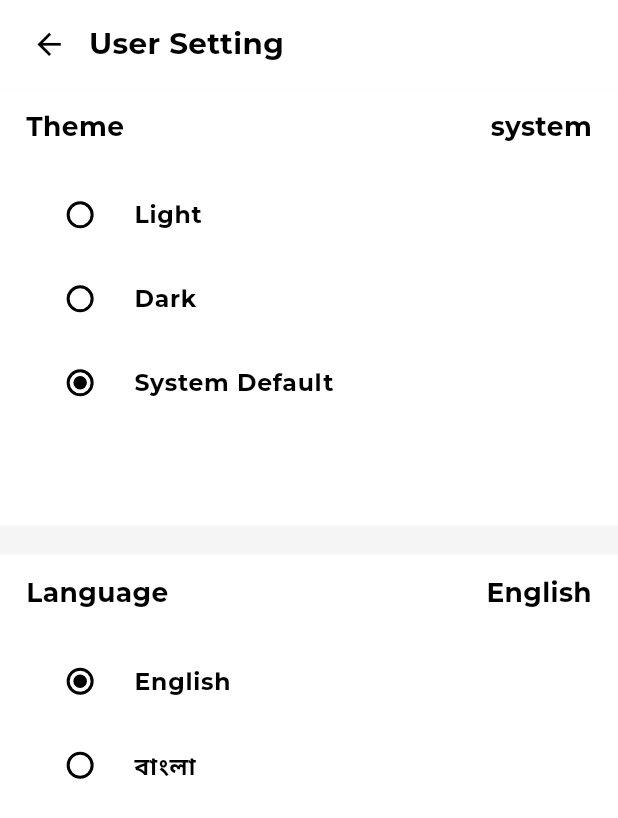
After one commit to AAShayon/fitness_tracking_app, a Flutter app: the UserSetting screen opened directly, on a phone screen of 412 x 824 dp. The commit adds this screen. Shown: the top 818 px of the screen. Run offline on Flutter 3.47's test engine with Material 3 defaults, Android fonts, the phone set to English and light mode, and no system bars; our stand-ins replace carousel_slider, dio, dots_indicator, easy_localization, fl_chart, flutter_screenutil and 4 more; missing offline and left inert: any_image_view; accounts and stored records are empty; project files that could hold a hidden picture were left out.

Commit message:
add--theme mode proper ui, language--will work in future

```diff
--- /dev/null
+++ b/lib/modules/profile/view/widgets/user_setting.dart
@@ -0,0 +1,357 @@
+// import 'package:fitness_tracking_app/utils/constant/app_utility_helper.dart';
+// import 'package:flutter/material.dart';
+// import 'package:flutter_screenutil/flutter_screenutil.dart';
+// import 'package:provider/provider.dart';
+// import 'package:fitness_tracking_app/utils/constant/colors.dart';
+// import 'package:fitness_tracking_app/utils/theme/custom_themes/text_themes.dart';
+// import 'package:fitness_tracking_app/viewModel/setting_view_model.dart';
+//
+// class UserSetting extends StatelessWidget {
+//   const UserSetting({super.key});
+//
+//   @override
+//   Widget build(BuildContext context) {
+//     final settingViewModel = Provider.of<SettingViewModel>(context);
+//     final isDark=AppHelperFunctions.isDarkMode(context);
+//
+//     return Scaffold(
+//       appBar: PreferredSize(
+//         preferredSize: Size(390.w, 60.h), // AppBar height
+//         child: Container(
+//           color: AppColors.primaryLight,
+//           child: Column(
+//             mainAxisAlignment: MainAxisAlignment.end,
+//             children: [
+//               Center(
+//                 child: SizedBox(
+//                   height: 60.h,
+//                   width: 358.w,
+//                   child: Row(
+//                     children: [
+//                       InkWell(
+//                         onTap: () {
+//                           Navigator.pop(context);
+//                         },
+//                         child: SizedBox(
+//                           height: 60.h,
+//                           width: 30.w,
+//                           child: Icon(
+//                             Icons.arrow_back,
+//                             color: Colors.black,
+//                             size: 24.sp,
+//                           ),
+//                         ),
+//                       ),
+//                       SizedBox(width: 10.w),
+//                       Text(
+//                         'User Setting',
+//                         style: AppTextTheme.myAppText20(
+//                           const Color(0xff000B23),
+//                         ),
+//                       ),
+//                     ],
+//                   ),
+//                 ),
+//               ),
+//             ],
+//           ),
+//         ),
+//       ),
+//       body: ListView(
+//         children: [
+//           Container(
+//             color: Colors.white,
+//             height: 297.h,
+//             width: 390.w,
+//             child: Padding(
+//               padding: EdgeInsets.symmetric(horizontal: 16.5.w),
+//               child: Column(
+//                 crossAxisAlignment: CrossAxisAlignment.start,
+//                 children: [
+//                   SizedBox(height: 14.h),
+//                   Text(
+//                     "Theme",
+//                     style: AppTextTheme.myAppText18(AppColors.textColorBlack),
+//                   ),
+//                   SizedBox(height: 20.h),
+//
+//                   // Radio button list for theme selection
+//                   RadioListTile<ThemeMode>(
+//                     title:  Text("Light",style: AppTextTheme.myAppText161(AppColors.dark),),
+//                     value: ThemeMode.light,
+//                     activeColor: isDark? AppColors.light:AppColors.dark,
+//
+//                     groupValue: settingViewModel.themeMode,
+//                     onChanged: (ThemeMode? value) {
+//                       if (value != null) {
+//                         settingViewModel.setThemeMode(value);
+//                       }
+//                     },
+//                   ),
+//                   RadioListTile<ThemeMode>(
+//                     title:  Text("Dark",style: AppTextTheme.myAppText161(AppColors.dark),),
+//                     value: ThemeMode.dark,
+//                     activeColor: isDark? AppColors.light:AppColors.dark,
+//                     groupValue: settingViewModel.themeMode,
+//                     onChanged: (ThemeMode? value) {
+//                       if (value != null) {
+//                         settingViewModel.setThemeMode(value);
+//                       }
+//                     },
+//                   ),
+//                   RadioListTile<ThemeMode>(
+//
+//                     title:  Text("System Default",style: AppTextTheme.myAppText161(AppColors.dark),),
+//                     value: ThemeMode.system,
+//                     activeColor: isDark? AppColors.light:AppColors.dark,
+//                     groupValue: settingViewModel.themeMode,
+//                     onChanged: (ThemeMode? value) {
+//                       if (value != null) {
+//                         settingViewModel.setThemeMode(value);
+//                       }
+//                     },
+//                   ),
+//                 ],
+//               ),
+//             ),
+//           ),
+//         ],
+//       ),
+//     );
+//   }
+// }
+import 'package:easy_localization/easy_localization.dart';
+import 'package:fitness_tracking_app/modules/home/view/home.dart';
+import 'package:fitness_tracking_app/utils/constant/app_utility_helper.dart';
+import 'package:flutter/material.dart';
+import 'package:flutter_screenutil/flutter_screenutil.dart';
+import 'package:provider/provider.dart';
+import 'package:fitness_tracking_app/utils/constant/colors.dart';
+import 'package:fitness_tracking_app/utils/theme/custom_themes/text_themes.dart';
+import 'package:fitness_tracking_app/viewModel/setting_view_model.dart';
+
+class UserSetting extends StatelessWidget {
+  const UserSetting({super.key});
+
+  @override
+  Widget build(BuildContext context) {
+    final isDark = AppHelperFunctions.isDarkMode(context); // Check if dark mode is active
+
+    // Define colors based on dark mode
+    final activeColor = isDark ? Colors.white : Colors.black;
+    final inactiveColor = isDark ? Colors.grey : Colors.black;
+    final textColor = isDark ? Colors.white : Colors.black;
+
+    return Consumer<SettingViewModel>(
+      builder: (context,settingViewModel,child) {
+        return Scaffold(
+          appBar: PreferredSize(
+            preferredSize: Size(390.w, 60.h), // AppBar height
+            child: Container(
+              color: isDark ? AppColors.dark : AppColors.primaryLight,
+              child: Column(
+                mainAxisAlignment: MainAxisAlignment.end,
+                children: [
+                  Center(
+                    child: SizedBox(
+                      height: 60.h,
+                      width: 358.w,
+                      child: Row(
+                        children: [
+                          InkWell(
+                            onTap: () {
+                              Navigator.pop(context);
+                            },
+                            child: SizedBox(
+                              height: 60.h,
+                              width: 30.w,
+                              child: Icon(
+                                Icons.arrow_back,
+                                color: textColor, // Ensure correct icon color
+                                size: 24.sp,
+                              ),
+                            ),
+                          ),
+                          SizedBox(width: 10.w),
+                          Text(
+                            'User Setting',
+                            style: AppTextTheme.myAppText20(textColor), // Set header text color
+                          ),
+                        ],
+                      ),
+                    ),
+                  ),
+                ],
+              ),
+            ),
+          ),
+          body: ListView(
+            children: [
+              Container(
+                color: isDark ? AppColors.dark : AppColors.primaryLight, // Ensure correct background color
+                height: 297.h,
+                width: 390.w,
+                child: Padding(
+                  padding: EdgeInsets.symmetric(horizontal: 16.5.w),
+                  child: Column(
+                    crossAxisAlignment: CrossAxisAlignment.start,
+                    children: [
+                      SizedBox(height: 14.h),
+                      Row(
+                        children: [
+                          Text(
+                            "Theme",
+                            style: AppTextTheme.myAppText18(textColor), // Set title text color
+                          ),
+                          const Spacer(),
+                          Text(settingViewModel.themeMode.toString().split('.').last,style: AppTextTheme.myAppText18(textColor),)
+                        ],
+                      ),
+                      SizedBox(height: 20.h),
+
+                      // Wrap in a Theme widget to adjust unselected radio button color
+                      Theme(
+                        data: Theme.of(context).copyWith(
+                          unselectedWidgetColor: inactiveColor, // Color for unselected radio button
+                        ),
+                        child: Column(
+                          children: [
+                            // Light Theme Radio Button
+                            RadioListTile<ThemeMode>(
+                              title: Text(
+                                "Light",
+                                style: AppTextTheme.myAppText161(
+                                  textColor, // Text color based on theme
+                                ),
+                              ),
+                              value: ThemeMode.light,
+                              groupValue: settingViewModel.themeMode,
+                              activeColor: activeColor, // Active radio button color
+                              onChanged: (ThemeMode? value) {
+                                if (value != null) {
+                                  settingViewModel.setThemeMode(value);
+                                }
+                              },
+                            ),
+
+                            // Dark Theme Radio Button
+                            RadioListTile<ThemeMode>(
+                              title: Text(
+                                "Dark",
+                                style: AppTextTheme.myAppText161(
+                                  textColor, // Text color based on theme
+                                ),
+                              ),
+                              value: ThemeMode.dark,
+                              groupValue: settingViewModel.themeMode,
+                              activeColor: activeColor, // Active radio button color
+                              onChanged: (ThemeMode? value) {
+                                if (value != null) {
+                                  settingViewModel.setThemeMode(value);
+                                }
+                              },
+                            ),
+
+                            // System Default Theme Radio Button
+                            RadioListTile<ThemeMode>(
+                              title: Text(
+                                "System Default",
+                                style: AppTextTheme.myAppText161(
+                                  textColor, // Text color based on theme
+                                ),
+                              ),
+                              value: ThemeMode.system,
+                              groupValue: settingViewModel.themeMode,
+                              activeColor: activeColor, // Active radio button color
+                              onChanged: (ThemeMode? value) {
+                                if (value != null) {
+                                  settingViewModel.setThemeMode(value);
+                                }
+                              },
+                            ),
+                          ],
+                        ),
+                      ),
+                    ],
+                  ),
+                ),
+              ),
+              SizedBox(height: 20.h,),
+              Container(
+                color: isDark ? AppColors.dark : AppColors.primaryLight, // Ensure correct background color
+                height: 297.h,
+                width: 390.w,
+                child: Padding(
+                  padding: EdgeInsets.symmetric(horizontal: 16.5.w),
+                  child: Column(
+                    crossAxisAlignment: CrossAxisAlignment.start,
+                    children: [
+                      SizedBox(height: 14.h),
+                      Row(
+                        children: [
+                          Text(
+                            "Language",
+                            style: AppTextTheme.myAppText18(textColor), // Set title text color
+                          ),
+                          const Spacer(),
+                          Text(
+                            context.locale.languageCode == 'en' ? 'English' : 'বাংলা',
+                            style: AppTextTheme.myAppText18(textColor), // Display current language status
+                          ),
+                        ],
+                      ),
+                      SizedBox(height: 20.h),
+                      Theme(
+                        data: Theme.of(context).copyWith(
+                          unselectedWidgetColor: inactiveColor, // Color for unselected radio button
+                        ),
+                        child: Column(
+                          children: [
+                            // English Language Radio Button
+                            RadioListTile<Locale>(
+                              title: Text(
+                                "English",
+                                style: AppTextTheme.myAppText161(textColor), // Set text color
+                              ),
+                              value: const Locale("en", ""), // Locale for English
+                              groupValue: context.locale, // Current locale
+                              activeColor: activeColor, // Active radio button color
+                              onChanged: (Locale? value) {
+                                if (value != null) {
+                                  context.setLocale(value); // Change language to English
+                                  AppHelperFunctions.showAlert(context, 'Error', 'Not properly implement\nWill Work in Future', AppColors.white);
+                                }
+                              },
+                            ),
+
+                            // Bangla Language Radio Button
+                            RadioListTile<Locale>(
+                              title: Text(
+                                "বাংলা",
+                                style: AppTextTheme.myAppText161(textColor), // Set text color
+                              ),
+                              value: const Locale("bn", ""), // Locale for Bangla
+                              groupValue: context.locale, // Current locale
+                              activeColor: activeColor, // Active radio button color
+                              onChanged: (Locale? value) {
+                                if (value != null) {
+                                  context.setLocale(value); // Change language to Bangla
+                                  AppHelperFunctions.showAlert(context, 'Error', 'Not properly implement\nWill Work in Future', AppColors.white);
+                                }
+                              },
+                            ),
+                          ],
+                        ),
+                      ),
+                      SizedBox(height: 20.h,),
+                    ],
+                  ),
+                ),
+              )
+            ],
+          ),
+        );
+      }
+    );
+  }
+}
```
Also changed, not shown: lib/model/service/localization/language/bn.json (+5 -39 lines), lib/model/service/localization/language/en.json (+5 -40 lines), lib/modules/home/view/home.dart (+6 -4 lines), lib/modules/profile/view/profile.dart (+4 -34 lines), lib/utils/constant/app_utility_helper.dart (+5 -4 lines), lib/view/splash_screen.dart (+12 -2 lines).
